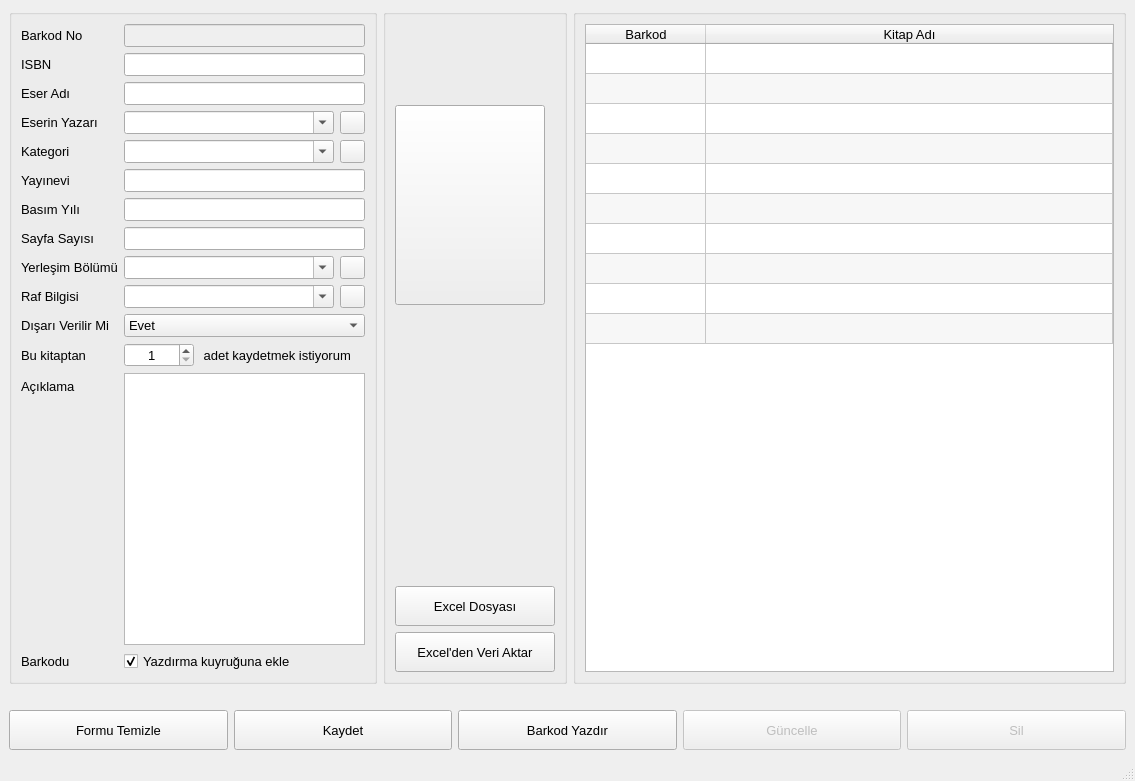
Before: the Qt Designer form ui/kitapKayit.ui in mseroglu/kutuphaneOtomasyon, drawn with Qt 5.
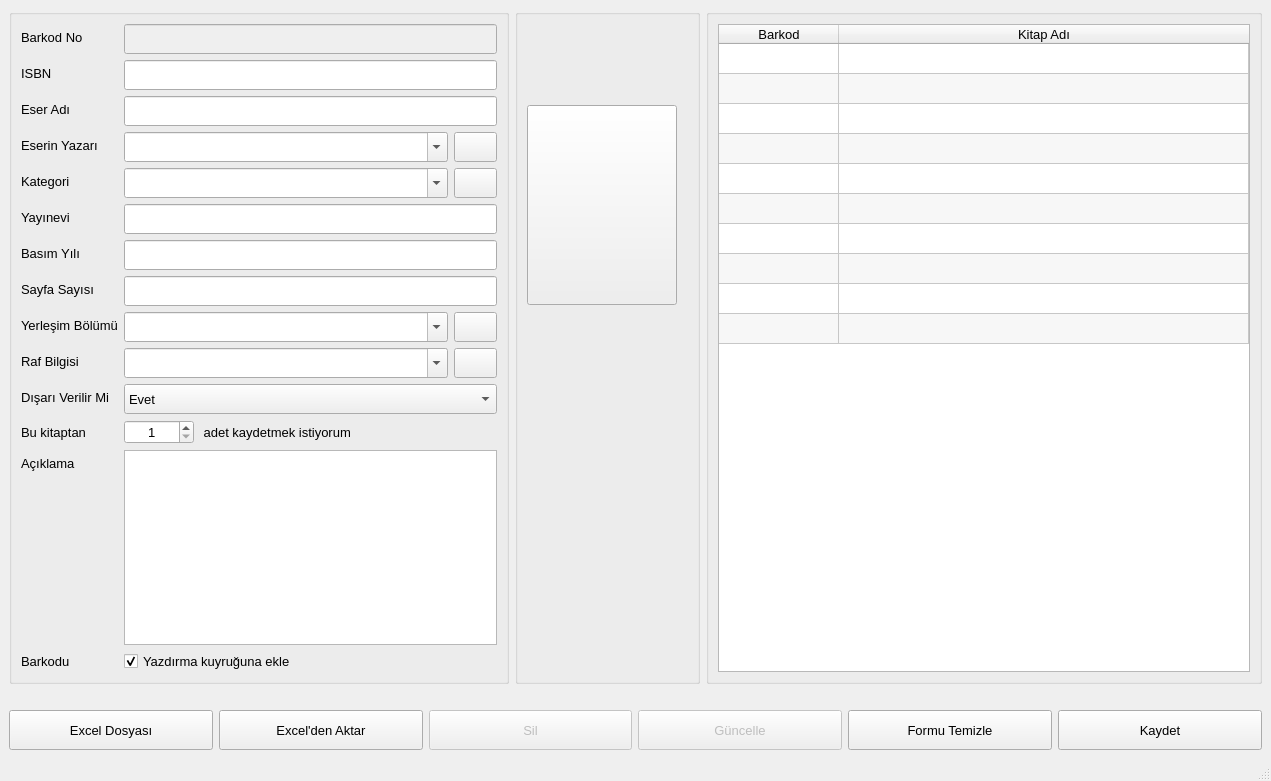
After: the same form once the commit is applied. Icons and pictures are not drawn.

Diff of the .ui file:
```diff
--- a/ui/kitapKayit.ui
+++ b/ui/kitapKayit.ui
@@ -6,7 +6,7 @@
    <rect>
     <x>0</x>
     <y>0</y>
-    <width>1135</width>
+    <width>1271</width>
     <height>781</height>
    </rect>
   </property>
@@ -26,7 +26,7 @@
        <widget class="QGroupBox" name="groupBox">
         <property name="minimumSize">
          <size>
-          <width>0</width>
+          <width>500</width>
           <height>400</height>
          </size>
         </property>
@@ -57,6 +57,12 @@
            <property name="enabled">
             <bool>false</bool>
            </property>
+           <property name="minimumSize">
+            <size>
+             <width>0</width>
+             <height>30</height>
+            </size>
+           </property>
            <property name="font">
             <font>
              <pointsize>10</pointsize>
@@ -81,6 +87,12 @@
          </item>
          <item row="1" column="1">
           <widget class="QLineEdit" name="le_isbn">
+           <property name="minimumSize">
+            <size>
+             <width>0</width>
+             <height>30</height>
+            </size>
+           </property>
            <property name="font">
             <font>
              <pointsize>10</pointsize>
@@ -105,6 +117,12 @@
          </item>
          <item row="2" column="1">
           <widget class="QLineEdit" name="le_bookName">
+           <property name="minimumSize">
+            <size>
+             <width>0</width>
+             <height>30</height>
+            </size>
+           </property>
            <property name="font">
             <font>
              <pointsize>10</pointsize>
@@ -128,6 +146,12 @@
           <layout class="QHBoxLayout" name="horizontalLayout_3">
            <item>
             <widget class="QComboBox" name="combo_authorName">
+             <property name="minimumSize">
+              <size>
+               <width>0</width>
+               <height>30</height>
+              </size>
+             </property>
              <property name="font">
               <font>
                <pointsize>10</pointsize>
@@ -154,9 +178,15 @@
                <verstretch>0</verstretch>
               </sizepolicy>
              </property>
+             <property name="minimumSize">
+              <size>
+               <width>30</width>
+               <height>30</height>
+              </size>
+             </property>
              <property name="maximumSize">
               <size>
-               <width>25</width>
+               <width>16777215</width>
                <height>16777215</height>
               </size>
              </property>
@@ -193,6 +223,12 @@
           <layout class="QHBoxLayout" name="horizontalLayout_5">
            <item>
             <widget class="QComboBox" name="combo_category">
+             <property name="minimumSize">
+              <size>
+               <width>0</width>
+               <height>30</height>
+              </size>
+             </property>
              <property name="font">
               <font>
                <pointsize>10</pointsize>
@@ -219,9 +255,15 @@
                <verstretch>0</verstretch>
               </sizepolicy>
              </property>
+             <property name="minimumSize">
+              <size>
+               <width>30</width>
+               <height>30</height>
+              </size>
+             </property>
              <property name="maximumSize">
               <size>
-               <width>25</width>
+               <width>16777215</width>
                <height>16777215</height>
               </size>
              </property>
@@ -256,6 +298,12 @@
          </item>
          <item row="5" column="1">
           <widget class="QLineEdit" name="le_publisher">
+           <property name="minimumSize">
+            <size>
+             <width>0</width>
+             <height>30</height>
+            </size>
+           </property>
            <property name="font">
             <font>
              <pointsize>10</pointsize>
@@ -277,6 +325,12 @@
          </item>
          <item row="6" column="1">
           <widget class="QLineEdit" name="le_publicationYear">
+           <property name="minimumSize">
+            <size>
+             <width>0</width>
+             <height>30</height>
+            </size>
+           </property>
            <property name="font">
             <font>
              <pointsize>10</pointsize>
@@ -298,6 +352,12 @@
          </item>
          <item row="7" column="1">
           <widget class="QLineEdit" name="le_pageCount">
+           <property name="minimumSize">
+            <size>
+             <width>0</width>
+             <height>30</height>
+            </size>
+           </property>
            <property name="font">
             <font>
              <pointsize>10</pointsize>
@@ -321,6 +381,12 @@
           <layout class="QHBoxLayout" name="horizontalLayout_6">
            <item>
             <widget class="QComboBox" name="combo_section">
+             <property name="minimumSize">
+              <size>
+               <width>0</width>
+               <height>30</height>
+              </size>
+             </property>
              <property name="font">
               <font>
                <pointsize>10</pointsize>
@@ -347,9 +413,15 @@
                <verstretch>0</verstretch>
               </sizepolicy>
              </property>
+             <property name="minimumSize">
+              <size>
+               <width>30</width>
+               <height>30</height>
+              </size>
+             </property>
              <property name="maximumSize">
               <size>
-               <width>25</width>
+               <width>16777215</width>
                <height>16777215</height>
               </size>
              </property>
@@ -386,6 +458,12 @@
           <layout class="QHBoxLayout" name="horizontalLayout_7">
            <item>
             <widget class="QComboBox" name="combo_bookshelf">
+             <property name="minimumSize">
+              <size>
+               <width>0</width>
+               <height>30</height>
+              </size>
+             </property>
              <property name="font">
               <font>
                <pointsize>10</pointsize>
@@ -412,9 +490,15 @@
                <verstretch>0</verstretch>
               </sizepolicy>
              </property>
+             <property name="minimumSize">
+              <size>
+               <width>30</width>
+               <height>30</height>
+              </size>
+             </property>
              <property name="maximumSize">
               <size>
-               <width>25</width>
+               <width>16777215</width>
                <height>16777215</height>
               </size>
              </property>
@@ -452,6 +536,12 @@
            <property name="enabled">
             <bool>true</bool>
            </property>
+           <property name="minimumSize">
+            <size>
+             <width>0</width>
+             <height>30</height>
+            </size>
+           </property>
            <property name="font">
             <font>
              <pointsize>10</pointsize>
@@ -691,32 +781,6 @@
            </property>
           </spacer>
          </item>
-         <item>
-          <widget class="QPushButton" name="btn_showExcelFile">
-           <property name="minimumSize">
-            <size>
-             <width>60</width>
-             <height>40</height>
-            </size>
-           </property>
-           <property name="text">
-            <string>Excel Dosyası</string>
-           </property>
-          </widget>
-         </item>
-         <item>
-          <widget class="QPushButton" name="btn_getDataFromExcel">
-           <property name="minimumSize">
-            <size>
-             <width>60</width>
-             <height>40</height>
-            </size>
-           </property>
-           <property name="text">
-            <string>Excel'den Veri Aktar</string>
-           </property>
-          </widget>
-         </item>
         </layout>
        </widget>
       </item>
@@ -809,6 +873,74 @@
       <property name="topMargin">
        <number>20</number>
       </property>
+      <item>
+       <widget class="QPushButton" name="btn_showExcelFile">
+        <property name="minimumSize">
+         <size>
+          <width>60</width>
+          <height>40</height>
+         </size>
+        </property>
+        <property name="text">
+         <string>Excel Dosyası</string>
+        </property>
+       </widget>
+      </item>
+      <item>
+       <widget class="QPushButton" name="btn_getDataFromExcel">
+        <property name="minimumSize">
+         <size>
+          <width>60</width>
+          <height>40</height>
+         </size>
+        </property>
+        <property name="text">
+         <string>Excel'den Aktar</string>
+        </property>
+       </widget>
+      </item>
+      <item>
+       <widget class="QPushButton" name="btn_del">
+        <property name="enabled">
+         <bool>false</bool>
+        </property>
+        <property name="minimumSize">
+         <size>
+          <width>60</width>
+          <height>40</height>
+         </size>
+        </property>
+        <property name="font">
+         <font>
+          <pointsize>10</pointsize>
+         </font>
+        </property>
+        <property name="text">
+         <string>Sil</string>
+        </property>
+       </widget>
+      </item>
+      <item>
+       <widget class="QPushButton" name="btn_update">
+        <property name="enabled">
+         <bool>false</bool>
+        </property>
+        <property name="minimumSize">
+         <size>
+          <width>60</width>
+          <height>40</height>
+         </size>
+        </property>
+        <property name="font">
+         <font>
+          <pointsize>10</pointsize>
+         </font>
+        </property>
+        <property name="text">
+         <string>Güncelle</string>
+        </property>
+       </widget>
+      </item>
       <item>
        <widget class="QPushButton" name="btn_clear">
         <property name="minimumSize">
@@ -845,66 +977,6 @@
         </property>
        </widget>
       </item>
-      <item>
-       <widget class="QPushButton" name="btn_printBarkod">
-        <property name="minimumSize">
-         <size>
-          <width>60</width>
-          <height>40</height>
-         </size>
-        </property>
-        <property name="font">
-         <font>
-          <pointsize>10</pointsize>
-         </font>
-        </property>
-        <property name="text">
-         <string>Barkod Yazdır</string>
-        </property>
-       </widget>
-      </item>
-      <item>
-       <widget class="QPushButton" name="btn_update">
-        <property name="enabled">
-         <bool>false</bool>
-        </property>
-        <property name="minimumSize">
-         <size>
-          <width>60</width>
-          <height>40</height>
-         </size>
-        </property>
-        <property name="font">
-         <font>
-          <pointsize>10</pointsize>
-         </font>
-        </property>
-        <property name="text">
-         <string>Güncelle</string>
-        </property>
-       </widget>
-      </item>
-      <item>
-       <widget class="QPushButton" name="btn_del">
-        <property name="enabled">
-         <bool>false</bool>
-        </property>
-        <property name="minimumSize">
-         <size>
-          <width>60</width>
-          <height>40</height>
-         </size>
-        </property>
-        <property name="font">
-         <font>
-          <pointsize>10</pointsize>
-         </font>
-        </property>
-        <property name="text">
-         <string>Sil</string>
-        </property>
-       </widget>
-      </item>
      </layout>
     </item>
    </layout>
```
Left out of the diff: 2 changed lines with no effect on the pictures.
